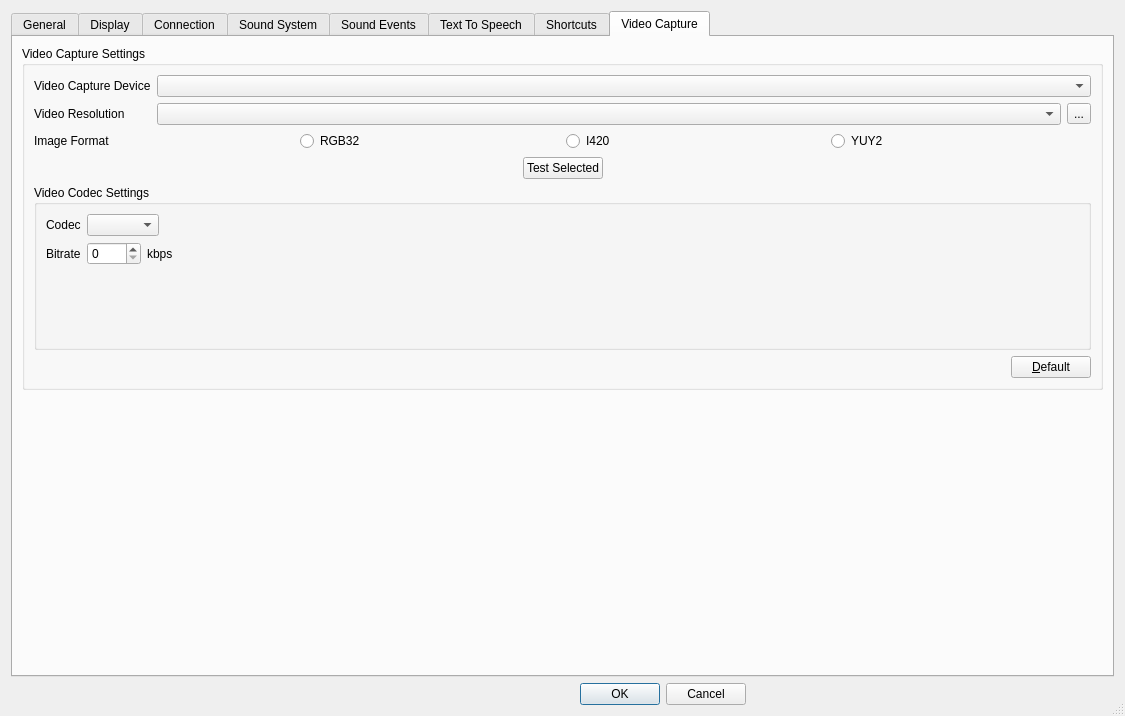
Old version of the form Client/qtTeamTalk/preferences.ui in the repository BearWare/TeamTalk5.
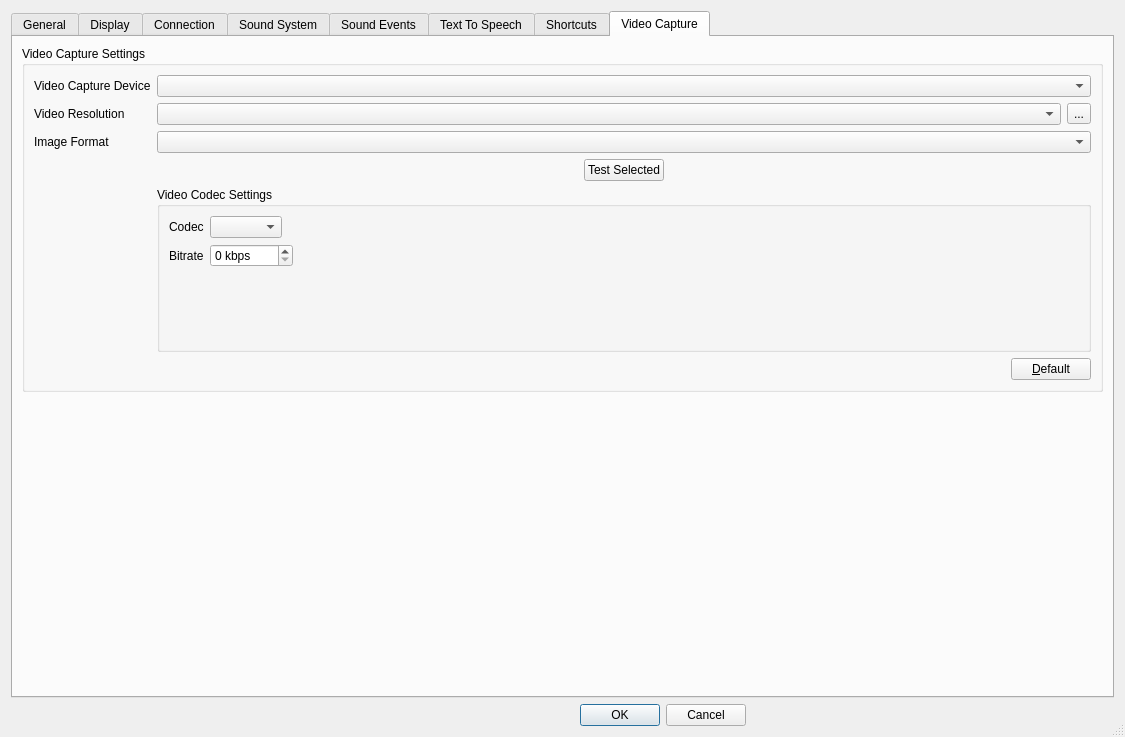
New version of the form. The open tabs and pages were chosen to show the change. Icons and pictures are not drawn. Custom widgets are drawn as their Qt base class.

Commit message: Replace radiobuttons by Combobox in video capture tab (#2606)

Patch:
```diff
--- a/Client/qtTeamTalk/preferences.ui
+++ b/Client/qtTeamTalk/preferences.ui
@@ -7,7 +7,7 @@
     <x>0</x>
     <y>0</y>
     <width>1125</width>
-    <height>716</height>
+    <height>737</height>
    </rect>
   </property>
   <property name="windowTitle">
@@ -2028,9 +2028,7 @@
             </item>
            </layout>
           </item>
-          <item row="2" column="0" colspan="2">
-           <layout class="QHBoxLayout" name="horizontalLayout_11">
-            <item>
+          <item row="2" column="0">
              <widget class="QLabel" name="label_31">
               <property name="text">
                <string>Image Format</string>
@@ -2040,30 +2038,10 @@
               </property>
              </widget>
             </item>
-            <item>
-             <widget class="QRadioButton" name="vidrgb32RadioButton">
-              <property name="text">
-               <string>RGB32</string>
-              </property>
-             </widget>
-            </item>
-            <item>
-             <widget class="QRadioButton" name="vidi420RadioButton">
-              <property name="text">
-               <string>I420</string>
-              </property>
-             </widget>
-            </item>
-            <item>
-             <widget class="QRadioButton" name="vidyuy2RadioButton">
-              <property name="text">
-               <string>YUY2</string>
-              </property>
-             </widget>
-            </item>
-           </layout>
-          </item>
-          <item row="3" column="0" colspan="2">
+          <item row="2" column="1">
+           <widget class="QComboBox" name="vidImgFmtBox"/>
+          </item>
+          <item row="3" column="1">
            <layout class="QHBoxLayout" name="horizontalLayout_8">
             <item>
              <spacer name="horizontalSpacer_10">
@@ -2100,7 +2078,7 @@
             </item>
            </layout>
           </item>
-          <item row="4" column="0" colspan="2">
+          <item row="4" column="1">
            <widget class="QGroupBox" name="vidgroupBox">
             <property name="sizePolicy">
              <sizepolicy hsizetype="Expanding" vsizetype="Expanding">
@@ -2191,6 +2169,9 @@
                        <verstretch>0</verstretch>
                       </sizepolicy>
                      </property>
+                     <property name="suffix">
+                      <string> kbps</string>
+                     </property>
                      <property name="minimum">
                       <number>0</number>
                      </property>
@@ -2202,13 +2183,6 @@
                      </property>
                     </widget>
                    </item>
-                   <item>
-                    <widget class="QLabel" name="label_43">
-                     <property name="text">
-                      <string notr="true">kbps</string>
-                     </property>
-                    </widget>
-                   </item>
                    <item>
                     <spacer name="horizontalSpacer_22">
                      <property name="orientation">
@@ -2244,7 +2218,7 @@
             </layout>
            </widget>
           </item>
-          <item row="5" column="0" colspan="2">
+          <item row="5" column="1">
            <layout class="QHBoxLayout" name="horizontalLayout_12">
             <item>
              <spacer name="horizontalSpacer_14">
```
Left out of the diff: 4 changed lines with no effect on the pictures. Lines whose indentation alone changed are shown as unchanged. The commit also changes 2 other files.
